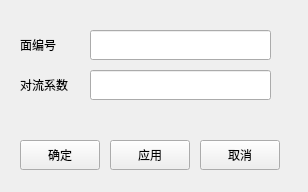
The window that UI/frmThermalConvection.ui (dave-jdx/m_dgtd) describes before a commit, drawn with Qt 5.
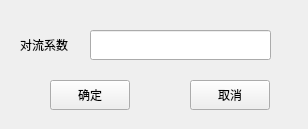
The same window after the commit.

```diff
--- a/UI/frmThermalConvection.ui
+++ b/UI/frmThermalConvection.ui
@@ -7,31 +7,18 @@
     <x>0</x>
     <y>0</y>
     <width>308</width>
-    <height>192</height>
+    <height>129</height>
    </rect>
   </property>
   <property name="windowTitle">
    <string>热-对流</string>
   </property>
   <widget class="QWidget" name="centralwidget">
-   <widget class="QPushButton" name="btnOK">
-    <property name="geometry">
-     <rect>
-      <x>110</x>
-      <y>140</y>
-      <width>80</width>
-      <height>30</height>
-     </rect>
-    </property>
-    <property name="text">
-     <string>应用</string>
-    </property>
-   </widget>
    <widget class="QPushButton" name="btnCancel">
     <property name="geometry">
      <rect>
-      <x>200</x>
-      <y>140</y>
+      <x>190</x>
+      <y>80</y>
       <width>80</width>
       <height>30</height>
      </rect>
@@ -40,11 +27,11 @@
      <string>取消</string>
     </property>
    </widget>
-   <widget class="QPushButton" name="btnOK_2">
+   <widget class="QPushButton" name="btnOK">
     <property name="geometry">
      <rect>
-      <x>20</x>
-      <y>140</y>
+      <x>50</x>
+      <y>80</y>
       <width>80</width>
       <height>30</height>
      </rect>
@@ -57,45 +44,19 @@
     <property name="geometry">
      <rect>
       <x>20</x>
-      <y>70</y>
-      <width>60</width>
-      <height>30</height>
-     </rect>
-    </property>
-    <property name="text">
-     <string>对流系数</string>
-    </property>
-    <property name="alignment">
-     <set>Qt::AlignLeading|Qt::AlignLeft|Qt::AlignVCenter</set>
-    </property>
-   </widget>
-   <widget class="QLabel" name="label">
-    <property name="geometry">
-     <rect>
-      <x>20</x>
       <y>30</y>
       <width>60</width>
       <height>30</height>
      </rect>
     </property>
     <property name="text">
-     <string>面编号</string>
+     <string>对流系数</string>
     </property>
     <property name="alignment">
      <set>Qt::AlignLeading|Qt::AlignLeft|Qt::AlignVCenter</set>
     </property>
    </widget>
-   <widget class="QLineEdit" name="txtPower_2">
-    <property name="geometry">
-     <rect>
-      <x>90</x>
-      <y>70</y>
-      <width>181</width>
-      <height>30</height>
-     </rect>
-    </property>
-   </widget>
-   <widget class="QLineEdit" name="txtPower">
+   <widget class="QLineEdit" name="txtValue">
     <property name="geometry">
      <rect>
       <x>90</x>
```
Left out of the diff: 2 changed lines with no effect on the pictures.
